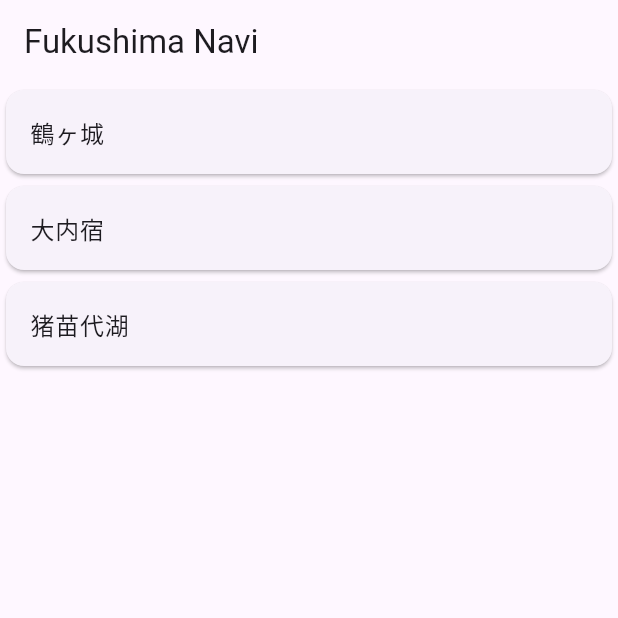
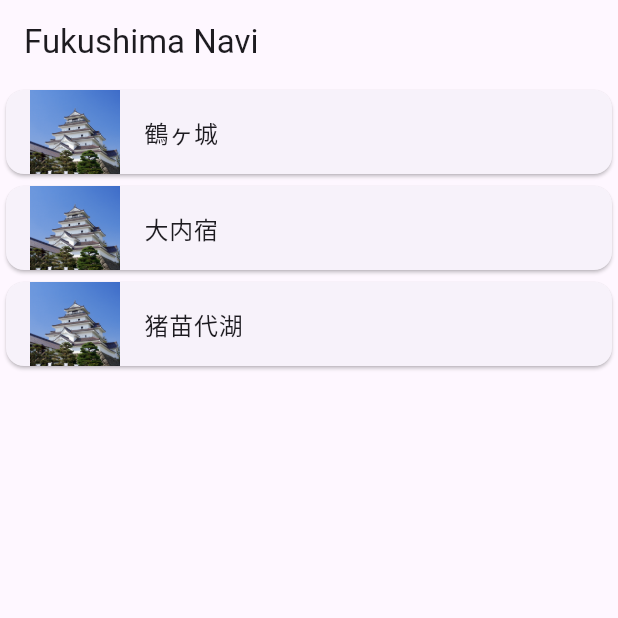
Before and after one commit to yamazakisouhei/yamazaki-fultter, a Flutter app: the screen it shows after launch, on a phone screen of 412 x 824 dp, the top half of it. Run offline on Flutter 3.47's test engine with Material 3 defaults, Android fonts, the phone set to English and light mode, and no system bars.

Commit message:
鶴ヶ城の画像を追加

```diff
--- a/lib/home_page.dart
+++ b/lib/home_page.dart
@@ -24,12 +24,18 @@
         itemBuilder: (context, index) {
           return Card(
             child: ListTile(
+              leading: Image.asset(
+                'assets/images/turugazyou.jpg',
+                width: 60,
+                height: 60,
+                fit: BoxFit.cover,
+              ),
+
               title: Text(touristSpots[index]),
 
               onTap: () {
                 Navigator.push(
                   context,
-
                   MaterialPageRoute(
                     builder: (context) => DetailPage(
                       spotName: touristSpots[index],
```
Also changed, not shown: pubspec.yaml (+4 -8 lines), assets/images/turugazyou.jpg (added).
